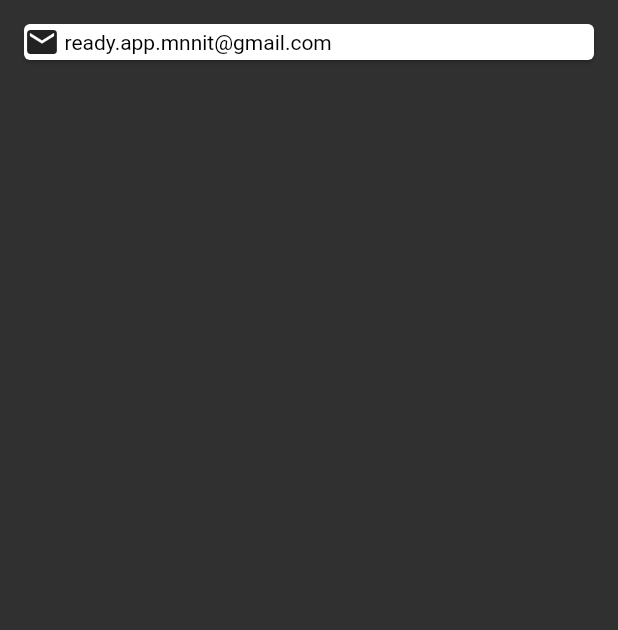
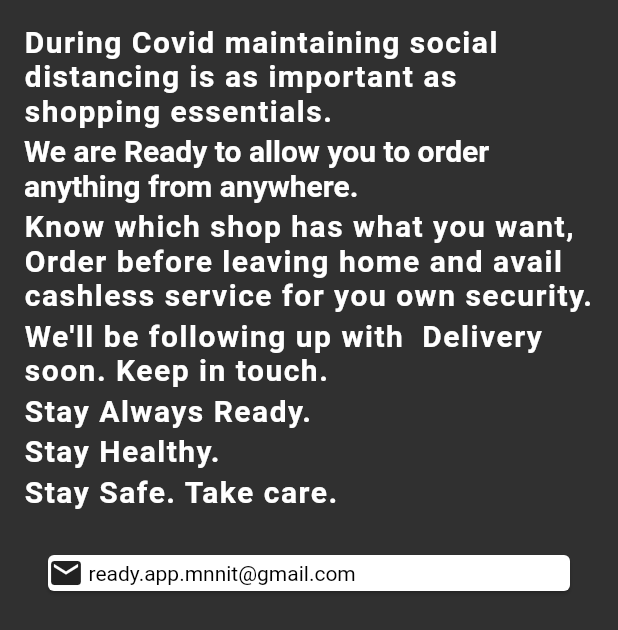
Before and after one commit to ReadyApp-dev/Ready-Vendor, a Flutter app: the ContactUs screen opened directly, on a phone screen of 412 x 824 dp. Shown: the top 630 px of the screen. Run offline on Flutter 3.47's test engine with Material 2 defaults, Android fonts, the phone set to English and light mode, and no system bars; our stand-ins replace cloud_firestore, firebase_auth, firebase_messaging, flutter_rating_bar, flutter_spinkit, geolocator and 1 more; accounts and stored records are empty.

Commit message:
contactus edited to add new text

```diff
--- a/lib/shared/contact_page.dart
+++ b/lib/shared/contact_page.dart
@@ -8,8 +8,33 @@ class ContactUs extends StatelessWidget {
     return Scaffold(
       body: Container(
         color: backgroundColor,
+        child: Padding(
+          padding: const EdgeInsets.all(16.0),
           child: Column(
+            mainAxisAlignment: MainAxisAlignment.start,
+            crossAxisAlignment: CrossAxisAlignment.start,
             children: <Widget>[
+              Text("During Covid maintaining social distancing is as important as shopping essentials.",
+                style: TextStyle(color: Colors.white,letterSpacing: 1,fontWeight: FontWeight.bold,fontSize: 20),),
+              SizedBox(height: 4,),
+              Text("We are Ready to allow you to order anything from anywhere.",
+                style: TextStyle(color: Colors.white,fontWeight: FontWeight.bold,fontSize: 20),),
+              SizedBox(height: 4,),
+              Text("Know which shop has what you want, Order before leaving home and avail cashless service for you own security.",
+                style: TextStyle(color: Colors.white,letterSpacing: 1,fontWeight: FontWeight.bold,fontSize: 20),),
+              SizedBox(height: 4,),
+              Text("We'll be following up with  Delivery soon. Keep in touch. ",
+                style: TextStyle(color: Colors.white ,fontWeight: FontWeight.bold,letterSpacing: 1,fontSize: 20),),
+              SizedBox(height: 4,),
+              Text("Stay Always Ready. ",style: TextStyle(color: Colors.white,letterSpacing: 1,fontWeight: FontWeight.bold,fontSize: 20),),
+              SizedBox(height: 4,),
+              Text(  "Stay Healthy. ",
+                  style: TextStyle(color: Colors.white,fontWeight: FontWeight.bold,letterSpacing: 1,fontSize: 20)),
+              SizedBox(height: 4,),
+              Text( "Stay Safe. Take care.",
+                style: TextStyle(color: Colors.white,fontWeight: FontWeight.bold,letterSpacing: 1,fontSize: 20),
+              ),
+              SizedBox(height: 15,),
               Card(
                 margin: EdgeInsets.fromLTRB(16.0, 16.0, 16.0, 0.0),
                 child: Row(
@@ -27,6 +52,7 @@ class ContactUs extends StatelessWidget {
             ],
           ),
         ),
+      ),
     );
   }
 }
```
Lines whose indentation alone changed are shown as unchanged.
